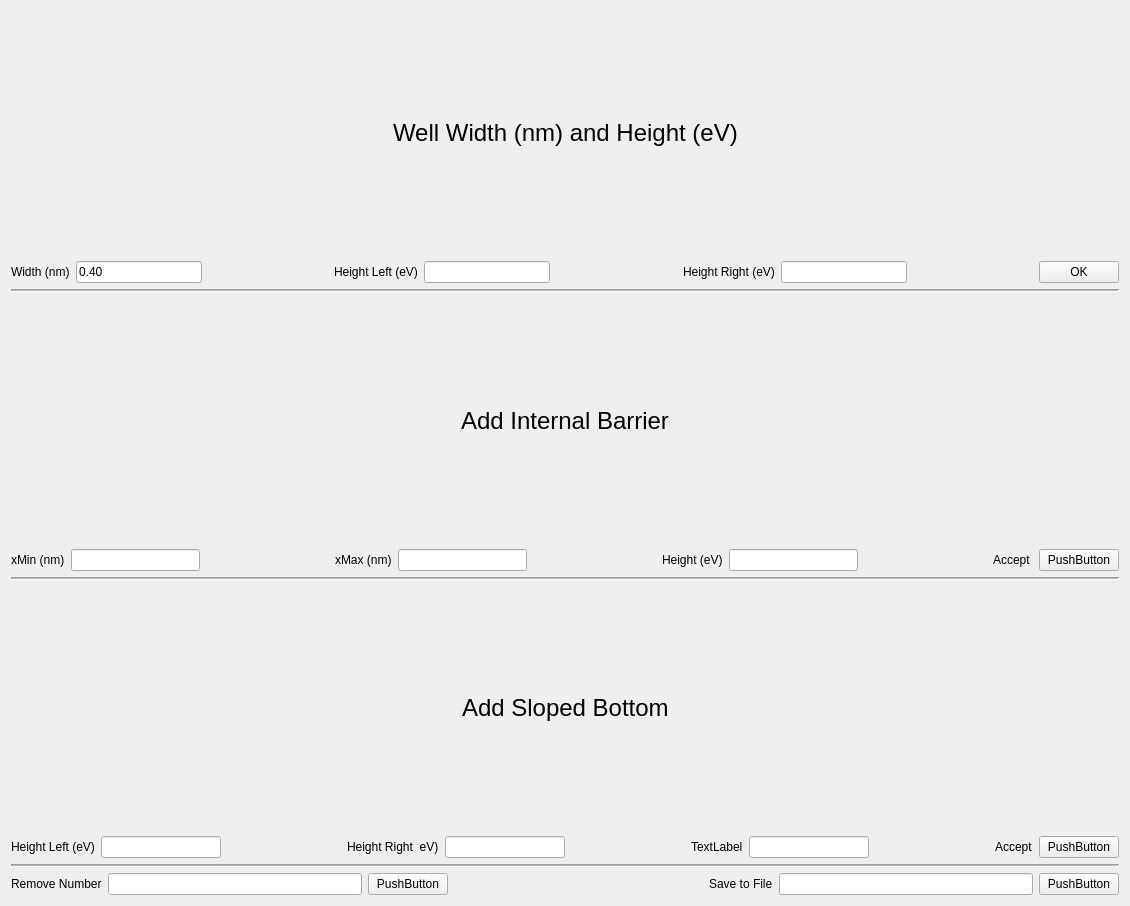
Above: src/BasicWell.ui from dukecld/QuantumWell before the change. Below: the same form after it.
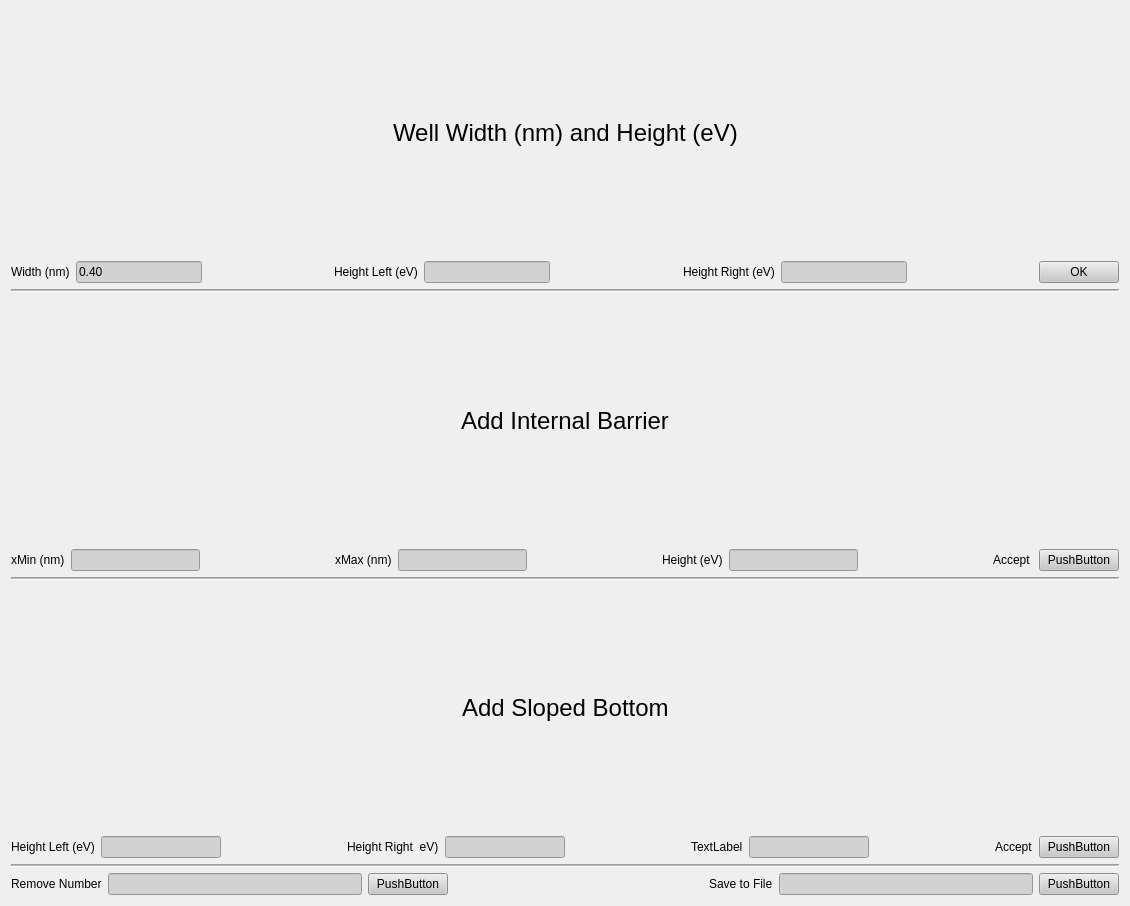
That is the form after the change.

Patch:
```diff
--- a/src/BasicWell.ui
+++ b/src/BasicWell.ui
@@ -13,6 +13,25 @@
   <property name="windowTitle">
    <string>Form</string>
   </property>
+  <property name="styleSheet">
+   <string notr="true">
+QLineEdit, QTextEdit, QComboBox
+{
+	
+	
+	background-color: rgb(210, 210, 210);
+}
+QPushButton
+{
+	
+	background-color: rgb(200, 200, 200);
+}
+QLabel
+{
+
+}
+</string>
+  </property>
   <layout class="QVBoxLayout" name="verticalLayout">
    <item>
     <layout class="QHBoxLayout" name="horizontalLayout_4">
```
